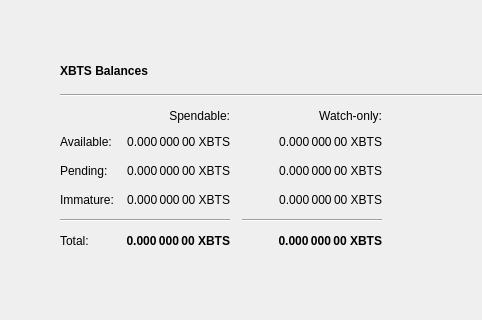
Before: the Qt Designer form src/qt/forms/overviewpage.ui in phoenixkonsole/xbtx, drawn with Qt 5; both pictures show x 0 to 482 and y 0 to 320 of the 1343 by 759 pixel window.
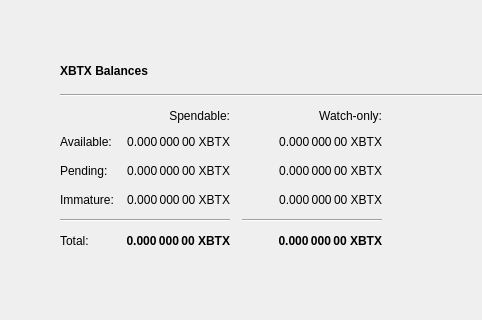
After: the same form once the commit is applied. Icons and pictures are not drawn.

The edit to the form file:
```diff
--- a/src/qt/forms/overviewpage.ui
+++ b/src/qt/forms/overviewpage.ui
@@ -94,7 +94,7 @@
                  </font>
                 </property>
                 <property name="text">
-                 <string>XBTS Balances</string>
+                 <string>XBTX Balances</string>
                 </property>
                </widget>
               </item>
@@ -173,7 +173,7 @@
                  <string>Mined balance in watch-only addresses that has not yet matured</string>
                 </property>
                 <property name="text">
-                 <string notr="true">0.000 000 00 XBTS</string>
+                 <string notr="true">0.000 000 00 XBTX</string>
                 </property>
                 <property name="alignment">
                  <set>Qt::AlignRight|Qt::AlignTrailing|Qt::AlignVCenter</set>
@@ -218,7 +218,7 @@
                  <string>Your current balance in watch-only addresses</string>
                 </property>
                 <property name="text">
-                 <string notr="true">0.000 000 00 XBTS</string>
+                 <string notr="true">0.000 000 00 XBTX</string>
                 </property>
                 <property name="alignment">
                  <set>Qt::AlignRight|Qt::AlignTrailing|Qt::AlignVCenter</set>
@@ -243,7 +243,7 @@
                  <string>Total of transactions that have yet to be confirmed, and do not yet count toward the spendable balance</string>
                 </property>
                 <property name="text">
-                 <string notr="true">0.000 000 00 XBTS</string>
+                 <string notr="true">0.000 000 00 XBTX</string>
                 </property>
                 <property name="alignment">
                  <set>Qt::AlignRight|Qt::AlignTrailing|Qt::AlignVCenter</set>
@@ -304,7 +304,7 @@
                  <string>Current total balance in watch-only addresses</string>
                 </property>
                 <property name="text">
-                 <string notr="true">0.000 000 00 XBTS</string>
+                 <string notr="true">0.000 000 00 XBTX</string>
                 </property>
                 <property name="alignment">
                  <set>Qt::AlignRight|Qt::AlignTrailing|Qt::AlignVCenter</set>
@@ -346,7 +346,7 @@
                  <string>Your current total balance</string>
                 </property>
                 <property name="text">
-                 <string notr="true">0.000 000 00 XBTS</string>
+                 <string notr="true">0.000 000 00 XBTX</string>
                 </property>
                 <property name="alignment">
                  <set>Qt::AlignRight|Qt::AlignTrailing|Qt::AlignVCenter</set>
@@ -371,7 +371,7 @@
                  <string>Your current spendable balance</string>
                 </property>
                 <property name="text">
-                 <string notr="true">0.000 000 00 XBTS</string>
+                 <string notr="true">0.000 000 00 XBTX</string>
                 </property>
                 <property name="alignment">
                  <set>Qt::AlignRight|Qt::AlignTrailing|Qt::AlignVCenter</set>
@@ -410,7 +410,7 @@
                  <string>Mined balance that has not yet matured</string>
                 </property>
                 <property name="text">
-                 <string notr="true">0.000 000 00 XBTS</string>
+                 <string notr="true">0.000 000 00 XBTX</string>
                 </property>
                 <property name="alignment">
                  <set>Qt::AlignRight|Qt::AlignTrailing|Qt::AlignVCenter</set>
@@ -435,7 +435,7 @@
                  <string>Unconfirmed transactions to watch-only addresses</string>
                 </property>
                 <property name="text">
-                 <string notr="true">0.000 000 00 XBTS</string>
+                 <string notr="true">0.000 000 00 XBTX</string>
                 </property>
                 <property name="alignment">
                  <set>Qt::AlignRight|Qt::AlignTrailing|Qt::AlignVCenter</set>
```
Left out of the diff: 2 changed lines with no effect on the pictures.
